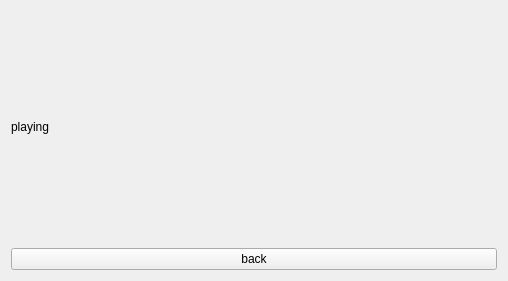
Qt form Scenes/playing.ui (UMARU-xiaomai/Hive_FinalWork) before a commit.
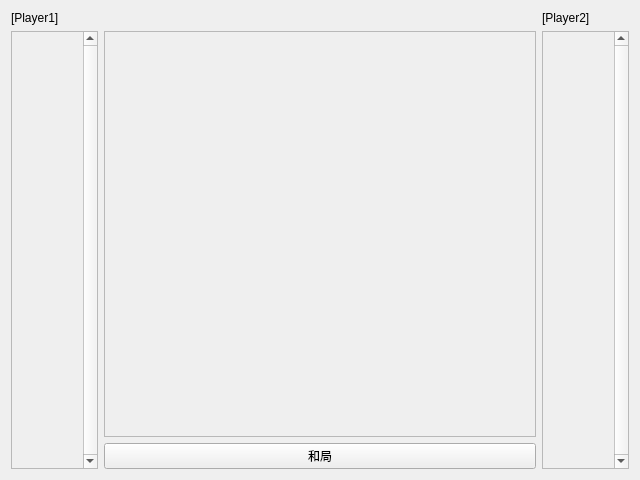
The same form after that commit.

Commit message: Playing ui and class structure

```diff
--- a/Scenes/playing.ui
+++ b/Scenes/playing.ui
@@ -6,8 +6,8 @@
    <rect>
     <x>0</x>
     <y>0</y>
-    <width>508</width>
-    <height>281</height>
+    <width>640</width>
+    <height>480</height>
    </rect>
   </property>
   <property name="sizePolicy">
@@ -19,18 +19,118 @@
   <property name="windowTitle">
    <string>Form</string>
   </property>
-  <layout class="QGridLayout" name="gridLayout">
+  <layout class="QGridLayout" name="gridLayout" columnstretch="1,5,1">
+   <item row="1" column="2" rowspan="2">
+    <widget class="QScrollArea" name="p2sPieces">
+     <property name="sizePolicy">
+      <sizepolicy hsizetype="Expanding" vsizetype="MinimumExpanding">
+       <horstretch>0</horstretch>
+       <verstretch>0</verstretch>
+      </sizepolicy>
+     </property>
+     <property name="verticalScrollBarPolicy">
+      <enum>Qt::ScrollBarPolicy::ScrollBarAlwaysOn</enum>
+     </property>
+     <property name="horizontalScrollBarPolicy">
+      <enum>Qt::ScrollBarPolicy::ScrollBarAlwaysOff</enum>
+     </property>
+     <property name="widgetResizable">
+      <bool>true</bool>
+     </property>
+     <widget class="QWidget" name="p2sContent">
+      <property name="geometry">
+       <rect>
+        <x>0</x>
+        <y>0</y>
+        <width>77</width>
+        <height>450</height>
+       </rect>
+      </property>
+     </widget>
+    </widget>
+   </item>
+   <item row="0" column="2">
+    <widget class="QLabel" name="p2l">
+     <property name="sizePolicy">
+      <sizepolicy hsizetype="Preferred" vsizetype="Fixed">
+       <horstretch>0</horstretch>
+       <verstretch>0</verstretch>
+      </sizepolicy>
+     </property>
+     <property name="text">
+      <string>[Player2]</string>
+     </property>
+    </widget>
+   </item>
+   <item row="1" column="1">
+    <widget class="QScrollArea" name="board">
+     <property name="widgetResizable">
+      <bool>true</bool>
+     </property>
+     <widget class="QWidget" name="scrollAreaWidgetContents">
+      <property name="geometry">
+       <rect>
+        <x>0</x>
+        <y>0</y>
+        <width>440</width>
+        <height>428</height>
+       </rect>
+      </property>
+     </widget>
+    </widget>
+   </item>
+   <item row="1" column="0" rowspan="2">
+    <widget class="QScrollArea" name="p1sPieces">
+     <property name="sizePolicy">
+      <sizepolicy hsizetype="Expanding" vsizetype="Expanding">
+       <horstretch>0</horstretch>
+       <verstretch>0</verstretch>
+      </sizepolicy>
+     </property>
+     <property name="verticalScrollBarPolicy">
+      <enum>Qt::ScrollBarPolicy::ScrollBarAlwaysOn</enum>
+     </property>
+     <property name="horizontalScrollBarPolicy">
+      <enum>Qt::ScrollBarPolicy::ScrollBarAlwaysOff</enum>
+     </property>
+     <property name="widgetResizable">
+      <bool>true</bool>
+     </property>
+     <widget class="QWidget" name="p1sContent">
+      <property name="geometry">
+       <rect>
+        <x>0</x>
+        <y>0</y>
+        <width>77</width>
+        <height>450</height>
+       </rect>
+      </property>
+      <property name="sizePolicy">
+       <sizepolicy hsizetype="Preferred" vsizetype="Preferred">
+        <horstretch>0</horstretch>
+        <verstretch>0</verstretch>
+       </sizepolicy>
+      </property>
+     </widget>
+    </widget>
+   </item>
    <item row="0" column="0">
-    <widget class="QLabel" name="label">
+    <widget class="QLabel" name="p1l">
+     <property name="sizePolicy">
+      <sizepolicy hsizetype="Preferred" vsizetype="Fixed">
+       <horstretch>0</horstretch>
+       <verstretch>0</verstretch>
+      </sizepolicy>
+     </property>
      <property name="text">
-      <string>playing</string>
+      <string>[Player1]</string>
      </property>
     </widget>
    </item>
-   <item row="1" column="0">
-    <widget class="QPushButton" name="pushButton">
+   <item row="2" column="1">
+    <widget class="QPushButton" name="tieBtn">
      <property name="text">
-      <string>back</string>
+      <string>和局</string>
      </property>
     </widget>
    </item>
```
The commit also changes 16 other files.
